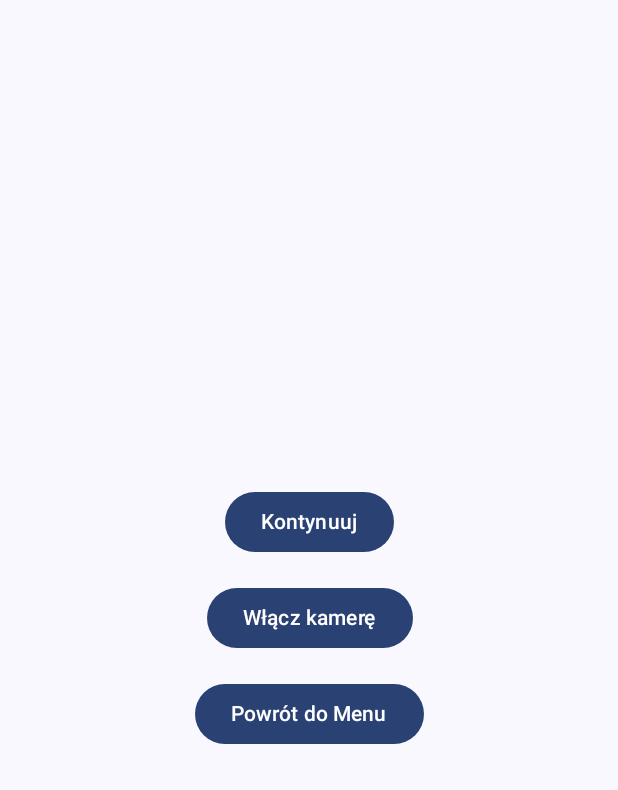
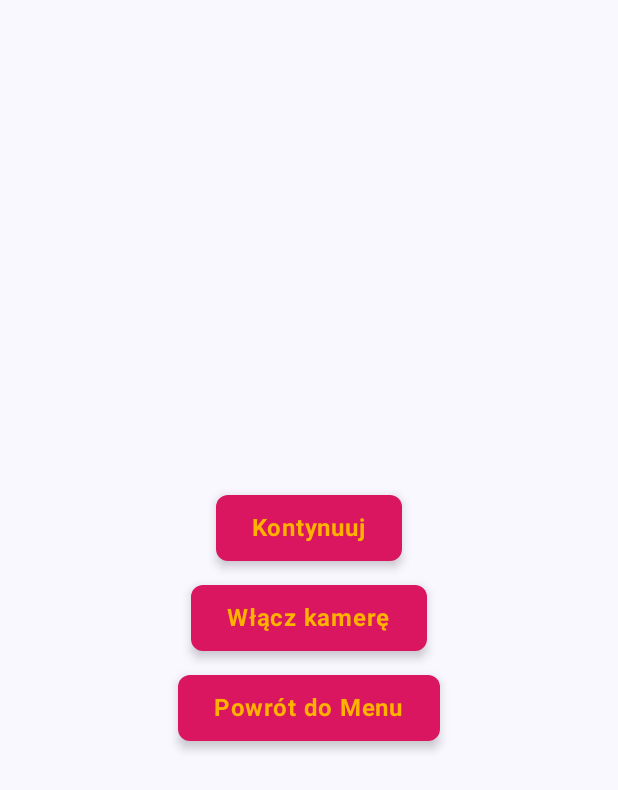
Before and after one commit to uniiun/24-25_pum_l1_grechuta, an Android app built with Jetpack Compose: the composable PauseScreen shown on its own in the app's theme, on a phone screen of 412 x 824 dp. Shown: the top 790 px of the screen. Run offline under Robolectric (Android 15) with nearby library versions, the phone set to English and light mode, and no system bars; libraries missing offline, so code that uses them is left out: androidx.camera.core, androidx.camera.lifecycle, androidx.camera.view; 3 statements that could not run were skipped.

Commit message:
zrobienie stylizowanych przycisków

```diff
--- a/app/src/main/java/com/example/ballin/ui/CustomStyledButtons.kt
+++ b/app/src/main/java/com/example/ballin/ui/CustomStyledButtons.kt
@@ -1,54 +1,41 @@
+package com.example.ballin.ui
+
 import androidx.compose.foundation.layout.*
+import androidx.compose.foundation.shape.RoundedCornerShape
 import androidx.compose.material3.*
 import androidx.compose.runtime.Composable
-import androidx.compose.ui.Alignment
 import androidx.compose.ui.Modifier
+import androidx.compose.ui.draw.shadow
 import androidx.compose.ui.graphics.Color
 import androidx.compose.ui.text.font.FontWeight
 import androidx.compose.ui.unit.dp
 
 @Composable
-fun CustomStyledButtons(
-    onStartClick: () -> Unit,
-    onSelectColorClick: () -> Unit
+fun StyledButton(
+    text: String,
+    onClick: () -> Unit,
+    modifier: Modifier = Modifier
 ) {
-    Column(
-        modifier = Modifier.fillMaxSize(),
-        verticalArrangement = Arrangement.Center,
-        horizontalAlignment = Alignment.CenterHorizontally
+    Button(
+        onClick = onClick,
+        colors = ButtonDefaults.buttonColors(
+            containerColor = Color(0xFFD9165F), // Tło przycisku
+            contentColor = Color(0xFFFFB200)  // Kolor tekstu
+        ),
+        shape = RoundedCornerShape(8.dp), // Lekkie zaokrąglenie rogów
+        modifier = modifier
+            .height(60.dp)  // Ustalona wysokość
+            .padding(8.dp)
+            .shadow(
+                elevation = 4.dp, // Intensywność cienia
+                shape = RoundedCornerShape(8.dp), // Dopasowanie cienia do zaokrąglenia przycisku
+                clip = false
+            )
     ) {
-        // Przyciski START
-        Button(
-            onClick = { onStartClick() },
-            colors = ButtonDefaults.buttonColors(containerColor = Color(0xFFD9165F)), // @color/secondary
-            modifier = Modifier
-                .padding(bottom = 20.dp)
-                .width(200.dp)
-                .height(60.dp),
-            contentPadding = PaddingValues()
-        ) {
-            Text(
-                text = "START",
-                color = Color(0xFFFFB200), // @color/highlight
-                fontWeight = FontWeight.Bold
-            )
-        }
-
-        // Przyciski WYBIERZ KOLOR
-        Button(
-            onClick = { onSelectColorClick() },
-            colors = ButtonDefaults.buttonColors(containerColor = Color(0xFFD9165F)), // @color/secondary
-            modifier = Modifier
-                .padding(bottom = 268.dp)
-                .width(200.dp)
-                .height(60.dp),
-            contentPadding = PaddingValues()
-        ) {
-            Text(
-                text = "WYBIERZ KOLOR",
-                color = Color(0xFFFFB200), // @color/highlight
-                fontWeight = FontWeight.Bold
-            )
-        }
+        Text(
+            text = text,
+            fontWeight = FontWeight.Bold,
+            style = MaterialTheme.typography.bodyLarge
+        )
     }
 }
--- a/app/src/main/java/com/example/ballin/ui/GameUI.kt
+++ b/app/src/main/java/com/example/ballin/ui/GameUI.kt
@@ -123,14 +123,13 @@ fun GameScreen(
             )
         }
 
-        Button(
+        StyledButton(
+            text = "Pauza",
             onClick = onPauseClick,
             modifier = Modifier
                 .align(Alignment.TopEnd)
                 .padding(16.dp)
-        ) {
-            Text(text = "Pauza")
-        }
+        )
     }
 }
 
@@ -146,19 +145,12 @@ fun PauseScreen(
             modifier = Modifier.align(Alignment.Center),
             horizontalAlignment = Alignment.CenterHorizontally
         ) {
-            Button(onClick = onResumeClick) {
-                Text(text = "Kontynuuj")
-            }
-            Spacer(modifier = Modifier.height(16.dp))
-            Button(onClick = onToggleCameraClick) {
-                Text(
-                    text = if (isCameraEnabled) "Wyłącz kamerę" else "Włącz kamerę"
-                )
-            }
-            Spacer(modifier = Modifier.height(16.dp))
-            Button(onClick = onExitClick) {
-                Text(text = "Powrót do Menu")
-            }
+            StyledButton(text = "Kontynuuj", onClick = onResumeClick)
+            StyledButton(
+                text = if (isCameraEnabled) "Wyłącz kamerę" else "Włącz kamerę",
+                onClick = onToggleCameraClick
+            )
+            StyledButton(text = "Powrót do Menu", onClick = onExitClick)
         }
     }
 }
```
Also changed, not shown: app/src/main/java/com/example/ballin/ui/LevelSelectionScreen.kt (+6 -6 lines).
